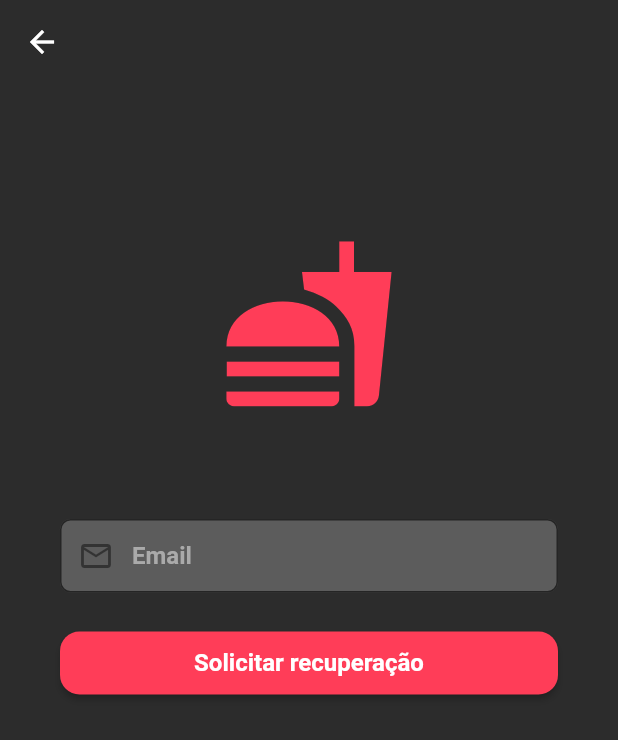
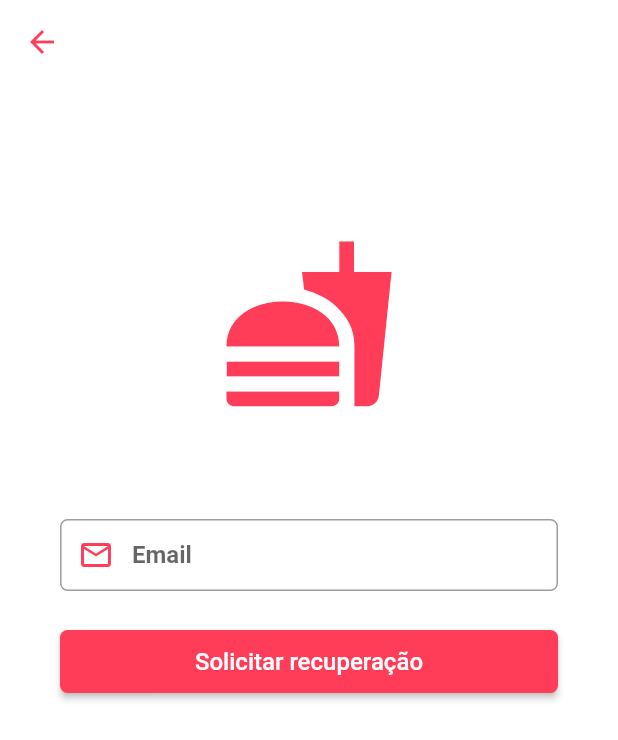
Before and after one commit to jaelsondev/fast, a Flutter app: the ForgotPasswordScreen screen opened directly, on a phone screen of 412 x 824 dp. Shown: the top 740 px of the screen. Run offline on Flutter 3.47's test engine with Material 2 defaults, Android fonts, the phone set to English and light mode, and no system bars.

Commit message:
fix: refatorando tela esqueceu senha

```diff
--- a/lib/src/ui/Forgot/forgot_password_screen.dart
+++ b/lib/src/ui/Forgot/forgot_password_screen.dart
@@ -12,9 +12,9 @@ class _ForgotPasswordScreenState extends State<ForgotPasswordScreen> {
   @override
   Widget build(BuildContext context) {
     return Scaffold(
-        backgroundColor: Color(0xFF2C2C2C),
+        backgroundColor: Colors.white,
         appBar: new AppBar(
-          iconTheme: IconThemeData(color: Colors.white),
+          iconTheme: IconThemeData(color: Theme.of(context).primaryColor),
           backgroundColor: Colors.transparent,
           elevation: 0.0,
         ),
@@ -25,26 +25,26 @@ class _ForgotPasswordScreenState extends State<ForgotPasswordScreen> {
               child: Column(
                 crossAxisAlignment: CrossAxisAlignment.stretch,
                 children: <Widget>[
-                  Icon(Icons.fastfood, size: 120.0, color: Theme.of(context).primaryColor),
+                  Icon(Icons.fastfood,
+                      size: 120.0, color: Theme.of(context).primaryColor),
                   SizedBox(height: 70.0),
                   TextFormField(
                     keyboardType: TextInputType.emailAddress,
                     decoration: InputDecoration(
-                        filled: true,
-                        fillColor: Color(0xFF5C5C5C),
-                        contentPadding: EdgeInsets.symmetric(vertical: 15.0),
-                        prefixIcon: Icon(Icons.mail_outline), // icon
+                        contentPadding: EdgeInsets.symmetric(vertical: 10.0),
+                        prefixIcon: Icon(
+                          Icons.mail_outline,
+                          color: Theme.of(context).primaryColor,
+                        ), // icon
                         hintText: "Email",
-                        hintStyle: TextStyle(color: Color(0xFFAAAAAA)),
                         focusedBorder: OutlineInputBorder(
-                            borderSide: BorderSide(color: Theme.of(context).primaryColor)),
+                            borderSide: BorderSide(
+                                color: Theme.of(context).primaryColor)),
                         border: OutlineInputBorder(
-                          borderRadius: BorderRadius.circular(7.0),
+                          borderRadius: BorderRadius.circular(5.0),
                         )),
-                    style: TextStyle(
-                        color: Color(0xFFAAAAAA),
-                        fontSize: 16.0,
-                        fontWeight: FontWeight.bold),
+                    style:
+                        TextStyle(fontSize: 16.0, fontWeight: FontWeight.bold),
                     controller: emailController,
                     validator: (value) {
                       Pattern pattern =
@@ -67,13 +67,13 @@ class _ForgotPasswordScreenState extends State<ForgotPasswordScreen> {
                           child: Text(
                             'Solicitar recuperação',
                             style: TextStyle(
-                                color: Colors.white,
-                                fontSize: 16.0,
-                                fontWeight: FontWeight.bold),
+                              color: Colors.white,
+                              fontSize: 16.0,
+                            ),
                           ),
                           color: Theme.of(context).primaryColor,
                           shape: RoundedRectangleBorder(
-                              borderRadius: BorderRadius.circular(13.0))),
+                              borderRadius: BorderRadius.circular(5.0))),
                     ),
                   ),
                 ],
```
